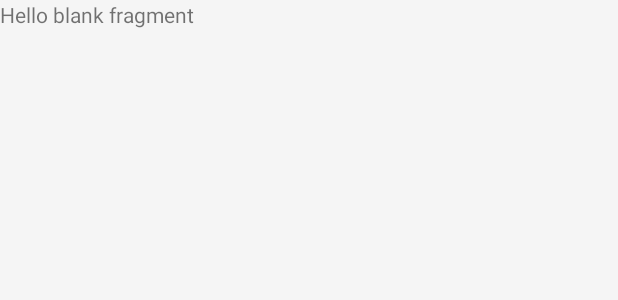
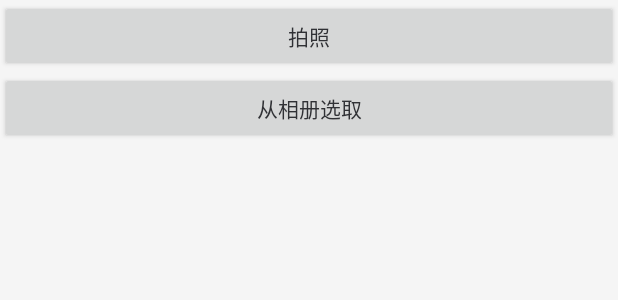
Before and after one commit to jeanboydev/Android-MVP-Demo, an Android app: the layout fragment_music.xml on its own in the app's theme, with its tools: preview values and no code run, on a phone screen of 412 x 824 dp. Shown: the top 300 px of the screen. Run offline under Robolectric (Android 15) with nearby library versions, the phone set to English and light mode, and no system bars.

Commit message:
optimize crop view library.

```diff
--- a/app/src/main/java/com/jeanboy/app/base/BaseFragment.java
+++ b/app/src/main/java/com/jeanboy/app/base/BaseFragment.java
@@ -39,6 +39,7 @@ public abstract class BaseFragment extends Fragment {
             setupArguments(getArguments());
         }
     }
+
 
     @Nullable
     @Override
--- a/app/src/main/res/layout/fragment_music.xml
+++ b/app/src/main/res/layout/fragment_music.xml
@@ -1,13 +1,22 @@
-<FrameLayout xmlns:android="http://schemas.android.com/apk/res/android"
+<LinearLayout xmlns:android="http://schemas.android.com/apk/res/android"
     xmlns:tools="http://schemas.android.com/tools"
     android:layout_width="match_parent"
     android:layout_height="match_parent"
+    android:orientation="vertical"
     tools:context="com.jeanboy.app.ui.action.main.MusicFragment">
 
-    <!-- TODO: Update blank fragment layout -->
-    <TextView
+    <Button
+        android:id="@+id/btn_from_camera"
+        style="@style/Widget.AppCompat.Button"
         android:layout_width="match_parent"
-        android:layout_height="match_parent"
-        android:text="@string/hello_blank_fragment" />
+        android:layout_height="wrap_content"
+        android:text="拍照" />
 
-</FrameLayout>
+    <Button
+        android:id="@+id/btn_from_gallery"
+        style="@style/Widget.AppCompat.Button"
+        android:layout_width="match_parent"
+        android:layout_height="wrap_content"
+        android:text="从相册选取" />
+
+</LinearLayout>
--- a/lib-cropview/src/main/java/com/jeanboy/cropview/cropper/CropperHandler.java
+++ b/lib-cropview/src/main/java/com/jeanboy/cropview/cropper/CropperHandler.java
@@ -8,7 +8,7 @@ import android.net.Uri;
  */
 public interface CropperHandler {
 
-    Activity getContext();
+    Activity getActivity();
 
     CropperParams getParams();
 
--- a/lib-cropview/src/main/java/com/jeanboy/cropview/cropper/CropperParams.java
+++ b/lib-cropview/src/main/java/com/jeanboy/cropview/cropper/CropperParams.java
@@ -5,6 +5,10 @@ package com.jeanboy.cropview.cropper;
  */
 public class CropperParams {
 
+    public CropperParams(int aspectX, int aspectY) {
+        this.aspectX = aspectX;
+        this.aspectY = aspectY;
+    }
 
     public static final String PICK_URI = "pick_uri";
     public static final String ASPECT_X = "aspectX";
@@ -18,4 +22,6 @@ public class CropperParams {
 
     public int aspectX = DEFAULT_ASPECT;
     public int aspectY = DEFAULT_ASPECT;
+
+
 }
--- a/lib-cropview/src/main/res/drawable/divider.xml
+++ /dev/null
@@ -1,4 +0,0 @@
-<?xml version="1.0" encoding="utf-8"?>
-<shape xmlns:android="http://schemas.android.com/apk/res/android">
-    <solid android:color="@android:color/darker_gray" />
-</shape>
--- a/lib-cropview/src/main/res/values/colors.xml
+++ b/lib-cropview/src/main/res/values/colors.xml
@@ -1,8 +1,8 @@
 <?xml version="1.0" encoding="utf-8"?>
 <resources>
 
-    <color name="colorPrimary">#393a3f</color>
-    <color name="colorPrimaryDark">#303135</color>
-    <color name="colorAccent">#40c60a</color>
+    <color name="colorPrimary">#000000</color>
+    <color name="colorPrimaryDark">#000000</color>
+    <color name="colorAccent">#ffffff</color>
 
 </resources>
```
Also changed, not shown: app/src/main/AndroidManifest.xml (+5 -10 lines), app/src/main/java/com/jeanboy/app/ui/action/main/MainActivity.java (+10 -1 lines), app/src/main/java/com/jeanboy/app/ui/action/main/MusicFragment.java (+111 -2 lines), lib-cropview/src/main/java/com/jeanboy/cropview/cropper/CropperManager.java (+50 -9 lines), lib-cropview/src/main/res/layout/activity_crop.xml (+10 -21 lines).
